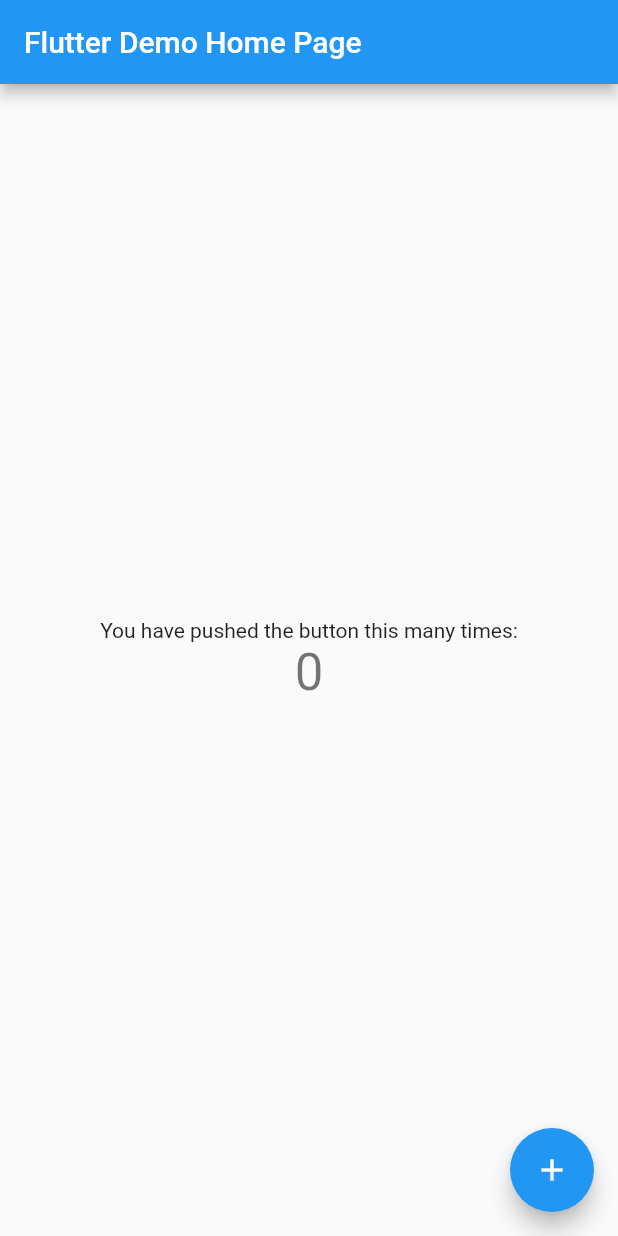
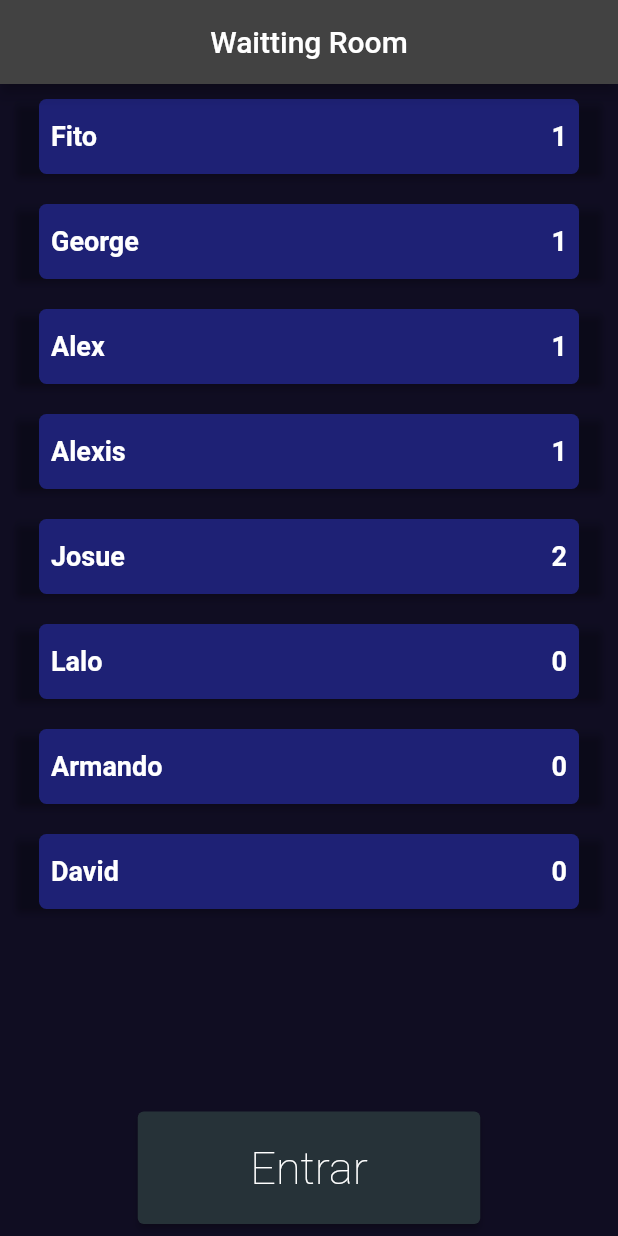
Before and after one commit to ameza-bit/ping_pong_turns, a Flutter app: the screen it shows after launch, on a phone screen of 412 x 824 dp. Run offline on Flutter 3.47's test engine with Material 2 defaults, Android fonts, the phone set to English and light mode, and no system bars.

Commit message:
Waitting Room

```diff
--- a/lib/main.dart
+++ b/lib/main.dart
@@ -1,4 +1,6 @@
 import 'package:flutter/material.dart';
+import 'package:ping_pong_turns/screens/waitting_room_screen.dart';
+import 'package:ping_pong_turns/utils/colors.dart';
 
 void main() {
   runApp(const MyApp());
@@ -12,104 +14,11 @@
   Widget build(BuildContext context) {
     return MaterialApp(
       title: 'Flutter Demo',
-      theme: ThemeData(
-        // This is the theme of your application.
-        //
-        // Try running your application with "flutter run". You'll see the
-        // application has a blue toolbar. Then, without quitting the app, try
-        // changing the primarySwatch below to Colors.green and then invoke
-        // "hot reload" (press "r" in the console where you ran "flutter run",
-        // or simply save your changes to "hot reload" in a Flutter IDE).
-        // Notice that the counter didn't reset back to zero; the application
-        // is not restarted.
-        primarySwatch: Colors.blue,
-      ),
-      home: const MyHomePage(title: 'Flutter Demo Home Page'),
+      theme: ThemeData.dark().copyWith(scaffoldBackgroundColor: bgColor),
+      routes: {
+        WaittingRoom.routeName: (context) => const WaittingRoom(),
+      },
+      initialRoute: WaittingRoom.routeName,
     );
   }
 }
-
-class MyHomePage extends StatefulWidget {
-  const MyHomePage({super.key, required this.title});
-
-  // This widget is the home page of your application. It is stateful, meaning
-  // that it has a State object (defined below) that contains fields that affect
-  // how it looks.
-
-  // This class is the configuration for the state. It holds the values (in this
-  // case the title) provided by the parent (in this case the App widget) and
-  // used by the build method of the State. Fields in a Widget subclass are
-  // always marked "final".
-
-  final String title;
-
-  @override
-  State<MyHomePage> createState() => _MyHomePageState();
-}
-
-class _MyHomePageState extends State<MyHomePage> {
-  int _counter = 0;
-
-  void _incrementCounter() {
-    setState(() {
-      // This call to setState tells the Flutter framework that something has
-      // changed in this State, which causes it to rerun the build method below
-      // so that the display can reflect the updated values. If we changed
-      // _counter without calling setState(), then the build method would not be
-      // called again, and so nothing would appear to happen.
-      _counter++;
-    });
-  }
-
-  @override
-  Widget build(BuildContext context) {
-    // This method is rerun every time setState is called, for instance as done
-    // by the _incrementCounter method above.
-    //
-    // The Flutter framework has been optimized to make rerunning build methods
-    // fast, so that you can just rebuild anything that needs updating rather
-    // than having to individually change instances of widgets.
-    return Scaffold(
-      appBar: AppBar(
-        // Here we take the value from the MyHomePage object that was created by
-        // the App.build method, and use it to set our appbar title.
-        title: Text(widget.title),
-      ),
-      body: Center(
-        // Center is a layout widget. It takes a single child and positions it
-        // in the middle of the parent.
-        child: Column(
-          // Column is also a layout widget. It takes a list of children and
-          // arranges them vertically. By default, it sizes itself to fit its
-          // children horizontally, and tries to be as tall as its parent.
-          //
-          // Invoke "debug painting" (press "p" in the console, choose the
-          // "Toggle Debug Paint" action from the Flutter Inspector in Android
-          // Studio, or the "Toggle Debug Paint" command in Visual Studio Code)
-          // to see the wireframe for each widget.
-          //
-          // Column has various properties to control how it sizes itself and
-          // how it positions its children. Here we use mainAxisAlignment to
-          // center the children vertically; the main axis here is the vertical
-          // axis because Columns are vertical (the cross axis would be
-          // horizontal).
-          mainAxisAlignment: MainAxisAlignment.center,
-          children: <Widget>[
-            const Text(
-              'You have pushed the button this many times:',
-            ),
-            Text(
-              '$_counter',
-              style: Theme.of(context).textTheme.headlineMedium,
-            ),
-          ],
-        ),
-      ),
-      floatingActionButton: FloatingActionButton(
-        onPressed: _incrementCounter,
-        tooltip: 'Increment',
-        child: const Icon(Icons.add),
-      ), // This trailing comma makes auto-formatting nicer for build methods.
-    );
-  }
-}
--- /dev/null
+++ b/lib/models/global.dart
@@ -0,0 +1,16 @@
+import 'package:ping_pong_turns/models/usuario.dart';
+
+class Global {
+  static List<Usuario> usuarios = [
+    Usuario(id: 1, nickname: "Fito", points: 0, winners: 1),
+    Usuario(id: 2, nickname: "George", points: 0, winners: 1),
+    Usuario(id: 3, nickname: "Alex", points: 0, winners: 1),
+    Usuario(id: 4, nickname: "Alexis", points: 0, winners: 1),
+    Usuario(id: 5, nickname: "Josue", points: 0, winners: 2),
+    Usuario(id: 6, nickname: "Lalo", points: 0, winners: 0),
+    Usuario(id: 7, nickname: "Armando", points: 0, winners: 0),
+    Usuario(id: 8, nickname: "David", points: 0, winners: 0),
+  ];
+
+  static List<Usuario> jugando = <Usuario>[];
+}
--- /dev/null
+++ b/lib/models/usuario.dart
@@ -0,0 +1,45 @@
+class Usuario {
+  final int id;
+  final String nickname;
+  final int points;
+  final int winners;
+
+  Usuario({
+    required this.id,
+    required this.nickname,
+    required this.points,
+    required this.winners,
+  });
+
+  Map<String, dynamic> toMap() {
+    return {
+      'id': id,
+      'nickname': nickname,
+      'points': points,
+      'winners': winners,
+    };
+  }
+
+  factory Usuario.fromMap(Map<String, dynamic> map) {
+    return Usuario(
+      id: map['id']?.toInt() ?? 0,
+      nickname: map['nickname'] ?? '',
+      points: map['points']?.toInt() ?? 0.0,
+      winners: map['winners']?.toInt() ?? 0,
+    );
+  }
+
+  Usuario copyWith({
+    int? id,
+    String? nickname,
+    int? points,
+    int? winners,
+  }) {
+    return Usuario(
+      id: id ?? this.id,
+      nickname: nickname ?? this.nickname,
+      points: points ?? this.points,
+      winners: winners ?? this.winners,
+    );
+  }
+}
--- /dev/null
+++ b/lib/screens/waitting_room_screen.dart
@@ -0,0 +1,132 @@
+import 'package:flutter/material.dart';
+import 'package:ping_pong_turns/models/global.dart';
+import 'package:ping_pong_turns/models/usuario.dart';
+
+class WaittingRoom extends StatefulWidget {
+  static String routeName = '/waitting-room';
+  const WaittingRoom({super.key});
+
+  @override
+  State<WaittingRoom> createState() => _WaittingRoomState();
+}
+
+class _WaittingRoomState extends State<WaittingRoom> {
+  @override
+  void initState() {
+    super.initState();
+  }
+
+  @override
+  Widget build(BuildContext context) {
+    bool ready = Global.jugando.length >= 4;
+    return Scaffold(
+      appBar: AppBar(title: const Center(child: Text("Waitting Room"))),
+      body: Column(
+        children: [
+          Expanded(
+            child: ListView.builder(
+              itemCount: Global.usuarios.length,
+              shrinkWrap: true,
+              itemBuilder: (context, index) {
+                bool onList = Global.jugando.contains(Global.usuarios[index]);
+                return Padding(
+                  padding: const EdgeInsets.all(10),
+                  child: ElevatedButton(
+                    onPressed: () => setState(() => !onList
+                        ? Global.jugando.add(Global.usuarios[index])
+                        : Global.jugando.remove(Global.usuarios[index])),
+                    style: ElevatedButton.styleFrom(
+                        backgroundColor: const Color.fromARGB(0, 0, 0, 0)),
+                    child: Container(
+                      height: 50,
+                      decoration: BoxDecoration(
+                          borderRadius: BorderRadius.circular(5),
+                          color: !onList
+                              ? const Color.fromARGB(255, 30, 33, 117)
+                              : const Color.fromARGB(255, 30, 72, 255)),
+                      child: PlayerListItem(player: Global.usuarios[index]),
+                    ),
+                  ),
+                );
+              },
+            ),
+          ),
+          Padding(
+              padding: const EdgeInsets.all(8.0),
+              child: ElevatedButton(
+                onPressed: () => {},
+                style: ElevatedButton.styleFrom(
+                    backgroundColor: ready ?Colors.blue : Colors.blueGrey[900],
+                    padding: const EdgeInsets.symmetric(
+                        horizontal: 75, vertical: 20),
+                    textStyle: const TextStyle(
+                      color: Colors.white,
+                      fontSize: 30,
+                      fontWeight: FontWeight.w200,
+                    )),
+                child: Text("Entrar"),
+              )),
+          // Padding(
+          //   padding: const EdgeInsets.all(8.0),
+          //   child: FloatingActionButton.extended(
+          //     onPressed: Global.jugando.length < 4 ? null : () => {},
+          //     label: const Text("Entrar")
+          //   ),
+          // ),
+        ],
+      ),
+    );
+  }
+}
+
+class PlayerListItem extends StatelessWidget {
+  const PlayerListItem({
+    super.key,
+    required this.player,
+  });
+
+  final Usuario player;
+
+  @override
+  Widget build(BuildContext context) {
+    return Padding(
+      padding: const EdgeInsets.all(8.0),
+      child: Row(
+        crossAxisAlignment: CrossAxisAlignment.center,
+        children: [
+          Expanded(
+              child: Column(
+            mainAxisAlignment: MainAxisAlignment.spaceAround,
+            crossAxisAlignment: CrossAxisAlignment.start,
+            children: [
+              WaittingText(txt: player.nickname),
+            ],
+          )),
+          Flexible(
+              fit: FlexFit.tight,
+              child: Column(
+                mainAxisAlignment: MainAxisAlignment.spaceAround,
+                crossAxisAlignment: CrossAxisAlignment.end,
+                mainAxisSize: MainAxisSize.min,
+                children: [
+                  WaittingText(txt: player.winners.toString()),
+                ],
+              )),
+        ],
+      ),
+    );
+  }
+}
+
+class WaittingText extends StatelessWidget {
+  const WaittingText({super.key, required this.txt});
+  final String txt;
+
+  @override
+  Widget build(BuildContext context) {
+    return Text(
+      txt,
+      style: const TextStyle(fontSize: 18, fontWeight: FontWeight.bold),
+    );
+  }
+}
--- /dev/null
+++ b/lib/utils/colors.dart
@@ -0,0 +1,3 @@
+import 'package:flutter/material.dart';
+
+const bgColor = Color.fromRGBO(16, 13, 34, 1);
--- /dev/null
+++ b/lib/utils/responsive.dart
@@ -0,0 +1,19 @@
+import 'package:flutter/material.dart';
+
+class Responsive extends StatelessWidget {
+  const Responsive({super.key, required this.child});
+
+  final Widget child;
+
+  @override
+  Widget build(BuildContext context) {
+    return Center(
+      child: ConstrainedBox(
+        constraints: const BoxConstraints(
+          maxWidth: 300
+        ),
+        child: child,
+      ),
+    );
+  }
+}
```
Also changed, not shown: lib/screens/game_room_screen.dart (added).
